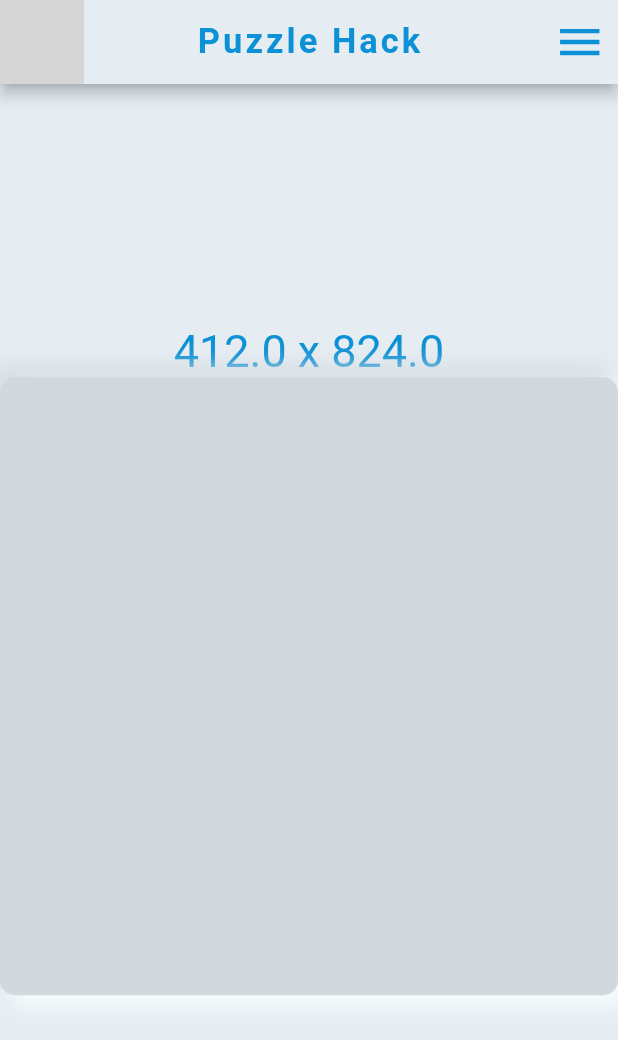
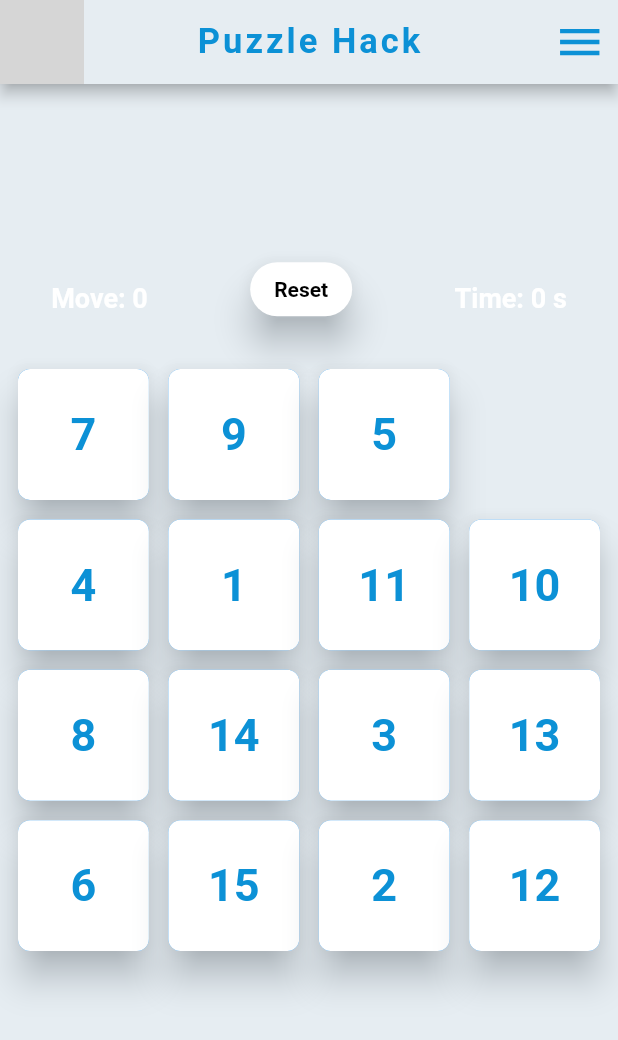
Before and after one commit to md-siam/flutter_puzzle_hack, a Flutter app: the screen it shows after launch, on a phone screen of 412 x 824 dp. Shown: the top 1040 px of the screen. Run offline on Flutter 3.47's test engine with Material 2 defaults, Android fonts, the light colour scheme and no system bars; drawn by our look-alikes of clay_containers; our stand-ins replace audioplayers, google_fonts, responsive_framework; missing offline and left inert: day_night_switcher; Roboto replaces fonts that are missing (Alata); grey boxes are pictures that could not be loaded.

Commit message:
bug fixed

```diff
--- a/lib/app/view/puzzle_game.dart
+++ b/lib/app/view/puzzle_game.dart
@@ -1,8 +1,11 @@
+import 'dart:async';
 import 'package:flutter/material.dart';
 import 'package:google_fonts/google_fonts.dart';
 import 'package:clay_containers/widgets/clay_container.dart';
 
 import '/app/widget/top_appbar.dart';
+import '/app/widget/grid.dart';
+import '/app/widget/menu.dart';
 
 class PuzzleGame extends StatefulWidget {
   const PuzzleGame({Key? key}) : super(key: key);
@@ -12,10 +15,30 @@ class PuzzleGame extends StatefulWidget {
 }
 
 class _PuzzleGameState extends State<PuzzleGame> {
+  var numbers = [0, 1, 2, 3, 4, 5, 6, 7, 8, 9, 10, 11, 12, 13, 14, 15];
+  int move = 0;
+
+  static const duration = Duration(seconds: 1);
+  int secondsPassed = 0;
+  bool isActive = false;
+  Timer? timer;
+
+  @override
+  void initState() {
+    super.initState();
+    numbers.shuffle();
+  }
+
   @override
   Widget build(BuildContext context) {
-    var width = MediaQuery.of(context).size.width;
-    var height = MediaQuery.of(context).size.height;
+    final size = MediaQuery.of(context).size;
+    timer ??= Timer.periodic(
+      duration,
+      (Timer t) {
+        startTime();
+      },
+    );
+
     return Scaffold(
       appBar: const TopAppBar(),
       body: SafeArea(
@@ -23,16 +46,16 @@ class _PuzzleGameState extends State<PuzzleGame> {
           child: Column(
             mainAxisAlignment: MainAxisAlignment.center,
             children: [
-              Text(
-                "$width x $height",
-                style: TextStyle(fontSize: 30),
+              Menu(
+                reset: reset,
+                move: move,
+                secondsPassed: secondsPassed,
+                size: size,
               ),
-              ClayContainer(
-                emboss: true,
-                color: Theme.of(context).primaryColor,
-                width: height / 2,
-                height: height / 2,
-                borderRadius: 10,
+              Grid(
+                numbers: numbers,
+                size: size,
+                clickGrid: clickGrid,
               ),
             ],
           ),
@@ -40,4 +63,96 @@ class _PuzzleGameState extends State<PuzzleGame> {
       ),
     );
   }
+
+  void clickGrid(index) {
+    if (secondsPassed == 0) {
+      isActive = true;
+    }
+    if (index - 1 >= 0 && numbers[index - 1] == 0 && index % 4 != 0 ||
+        index + 1 < 16 && numbers[index + 1] == 0 && (index + 1) % 4 != 0 ||
+        (index - 4 >= 0 && numbers[index - 4] == 0) ||
+        (index + 4 < 16 && numbers[index + 4] == 0)) {
+      setState(() {
+        move++;
+        numbers[numbers.indexOf(0)] = numbers[index];
+        numbers[index] = 0;
+      });
+    }
+    checkWin();
+  }
+
+  void startTime() {
+    if (isActive) {
+      setState(() {
+        secondsPassed = secondsPassed + 1;
+      });
+    }
+  }
+
+  void reset() {
+    setState(() {
+      numbers.shuffle();
+      move = 0;
+      secondsPassed = 0;
+      isActive = false;
+    });
+  }
+
+  bool isSorted(List list) {
+    int prev = list.first;
+    for (var i = 1; i < list.length - 1; i++) {
+      int next = list[i];
+      if (prev > next) return false;
+      prev = next;
+    }
+    return true;
+  }
+
+  void checkWin() {
+    if (isSorted(numbers)) {
+      isActive = false;
+      showDialog(
+        context: context,
+        builder: (BuildContext context) {
+          return Dialog(
+            shape: RoundedRectangleBorder(
+              borderRadius: BorderRadius.circular(10.0),
+            ), //this right here
+            child: SizedBox(
+              height: 200,
+              child: Padding(
+                padding: const EdgeInsets.all(10.0),
+                child: Column(
+                  mainAxisAlignment: MainAxisAlignment.center,
+                  children: [
+                    const Text(
+                      "Congratulation!!\n\nYou Won!!\n\n",
+                      style: TextStyle(fontSize: 20),
+                      textAlign: TextAlign.center,
+                    ),
+                    SizedBox(
+                      width: 220.0,
+                      child: ElevatedButton(
+                        style: ElevatedButton.styleFrom(
+                          shape: const StadiumBorder(),
+                        ),
+                        onPressed: () => Navigator.pop(context),
+                        child: const Text(
+                          "Close",
+                          style: TextStyle(
+                            color: Colors.white,
+                            fontWeight: FontWeight.bold,
+                          ),
+                        ),
+                      ),
+                    )
+                  ],
+                ),
+              ),
+            ),
+          );
+        },
+      );
+    }
+  }
 }
--- /dev/null
+++ b/lib/app/widget/grid.dart
@@ -0,0 +1,40 @@
+import 'package:flutter/material.dart';
+
+import 'grid_button.dart';
+
+class Grid extends StatelessWidget {
+  var numbers = [];
+  var size;
+  Function clickGrid;
+  Grid({
+    Key? key,
+    required this.numbers,
+    required this.size,
+    required this.clickGrid,
+  }) : super(key: key);
+
+  @override
+  Widget build(BuildContext context) {
+    return SizedBox(
+      height: size.height * 0.60,
+      child: Padding(
+        padding: const EdgeInsets.all(8.0),
+        child: GridView.builder(
+          gridDelegate: const SliverGridDelegateWithFixedCrossAxisCount(
+            crossAxisCount: 4,
+            mainAxisSpacing: 5,
+            crossAxisSpacing: 5,
+          ),
+          itemCount: numbers.length,
+          itemBuilder: (context, index) {
+            return numbers[index] != 0
+                ? GridButton("${numbers[index]}", () {
+                    clickGrid(index);
+                  })
+                : const SizedBox.shrink();
+          },
+        ),
+      ),
+    );
+  }
+}
--- /dev/null
+++ b/lib/app/widget/grid_button.dart
@@ -0,0 +1,38 @@
+import 'package:flutter/material.dart';
+
+class GridButton extends StatelessWidget {
+  Function click;
+  String text;
+
+  GridButton(this.text, this.click, {Key? key}) : super(key: key);
+
+  @override
+  Widget build(BuildContext context) {
+    return GestureDetector(
+      onTap: click as void Function()?,
+      child: Card(
+        elevation: 10,
+        color: Colors.blue,
+        shape: RoundedRectangleBorder(
+          borderRadius: BorderRadius.circular(8.0),
+        ),
+        child: Container(
+          height: 30,
+          width: 30,
+          decoration: BoxDecoration(
+            color: Colors.white,
+            borderRadius: BorderRadius.circular(8.0),
+          ),
+          alignment: Alignment.center,
+          child: Text(
+            text,
+            style: const TextStyle(
+              fontSize: 30,
+              fontWeight: FontWeight.bold,
+            ),
+          ),
+        ),
+      ),
+    );
+  }
+}
--- /dev/null
+++ b/lib/app/widget/menu.dart
@@ -0,0 +1,35 @@
+import 'package:flutter/material.dart';
+
+import 'util/move.dart';
+import 'util/reset_button.dart';
+import 'util/timer.dart';
+
+class Menu extends StatelessWidget {
+  Function reset;
+  int move;
+  int secondsPassed;
+  var size;
+  Menu({
+    Key? key,
+    required this.reset,
+    required this.move,
+    required this.secondsPassed,
+    required this.size,
+  }) : super(key: key);
+
+  @override
+  Widget build(BuildContext context) {
+    return SizedBox(
+      height: size.height * 0.10,
+      child: Row(
+        mainAxisAlignment: MainAxisAlignment.spaceAround,
+        crossAxisAlignment: CrossAxisAlignment.center,
+        children: [
+          Move(move: move),
+          ResetButton(reset: reset, text: "Reset"),
+          Time(secondsPassed: secondsPassed),
+        ],
+      ),
+    );
+  }
+}
--- /dev/null
+++ b/lib/app/widget/util/move.dart
@@ -0,0 +1,24 @@
+import 'package:flutter/material.dart';
+
+class Move extends StatelessWidget {
+  int move;
+  Move({
+    Key? key,
+    required this.move,
+  }) : super(key: key);
+
+  @override
+  Widget build(BuildContext context) {
+    return Padding(
+      padding: const EdgeInsets.only(top: 12.0),
+      child: Text(
+        "Move: $move",
+        style: const TextStyle(
+          fontSize: 18,
+          fontWeight: FontWeight.bold,
+          color: Colors.white,
+        ),
+      ),
+    );
+  }
+}
--- /dev/null
+++ b/lib/app/widget/util/reset_button.dart
@@ -0,0 +1,30 @@
+import 'package:flutter/material.dart';
+
+class ResetButton extends StatelessWidget {
+  Function reset;
+  String text;
+  ResetButton({
+    Key? key,
+    required this.reset,
+    required this.text,
+  }) : super(key: key);
+
+  @override
+  Widget build(BuildContext context) {
+    return ElevatedButton(
+      onPressed: reset as void Function()?,
+      style: ElevatedButton.styleFrom(
+        elevation: 10,
+        shape: const StadiumBorder(),
+        primary: Colors.white,
+      ),
+      child: const Text(
+        "Reset",
+        style: TextStyle(
+          color: Colors.black,
+          fontWeight: FontWeight.bold,
+        ),
+      ),
+    );
+  }
+}
--- /dev/null
+++ b/lib/app/widget/util/timer.dart
@@ -0,0 +1,24 @@
+import 'package:flutter/material.dart';
+
+class Time extends StatelessWidget {
+  int secondsPassed;
+  Time({
+    Key? key,
+    required this.secondsPassed,
+  }) : super(key: key);
+
+  @override
+  Widget build(BuildContext context) {
+    return Padding(
+      padding: const EdgeInsets.only(top: 12.0),
+      child: Text(
+        "Time: $secondsPassed s",
+        style: const TextStyle(
+          fontSize: 18,
+          fontWeight: FontWeight.bold,
+          color: Colors.white,
+        ),
+      ),
+    );
+  }
+}
```
